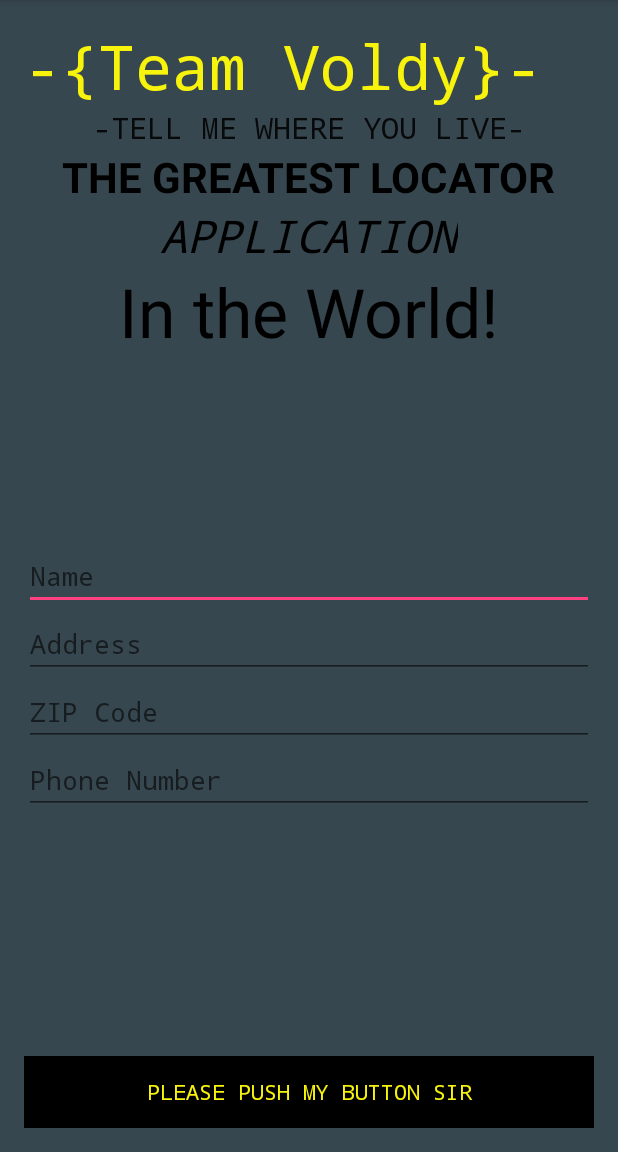
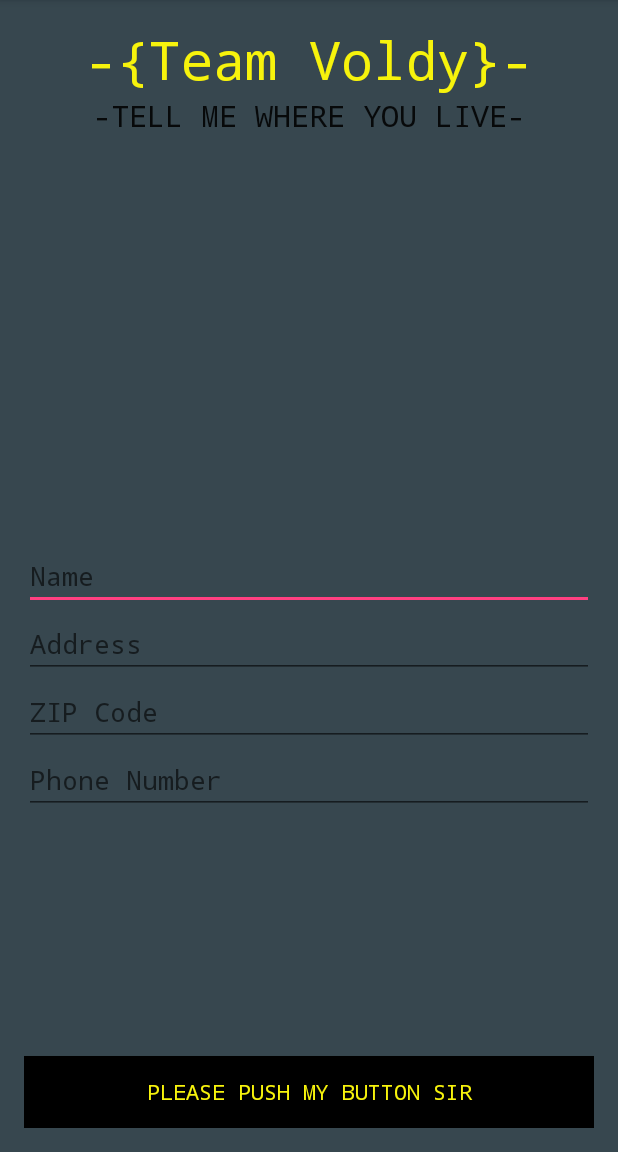
Before and after one commit to deldoyle/TeamVoldemort, an Android app: the screen it shows after launch (MainActivity), on a phone screen of 412 x 824 dp, the part 84-1236 px from its top. Run offline under Robolectric (Android 15) with nearby library versions, the phone set to English and light mode, and no system bars.

Commit message:
moved font

```diff
--- a/GroupAppOne/app/src/main/res/layout/activity_main.xml
+++ b/GroupAppOne/app/src/main/res/layout/activity_main.xml
@@ -63,11 +63,11 @@
         android:layout_height="wrap_content"
         android:text="-{Team Voldy}-"
         android:id="@+id/textView"
-        android:textSize="41sp"
+        android:textSize="35sp"
         android:textColor="#f7f30c"
         android:backgroundTint="@color/abc_background_cache_hint_selector_material_dark"
-        android:typeface="monospace" android:layout_alignParentTop="true"
-        android:layout_alignParentLeft="true" android:layout_alignParentStart="true"/>
+        android:typeface="monospace"
+        android:layout_alignParentTop="true" android:layout_centerHorizontal="true"/>
 
     <EditText
         android:layout_width="match_parent"
@@ -88,44 +88,7 @@
         android:text="-TELL ME WHERE YOU LIVE-"
         android:id="@+id/irrTextView"
         android:typeface="monospace"
-        android:layout_below="@+id/textView"
-        android:layout_centerHorizontal="true"
-        android:textSize="20sp"/>
-
-    <TextView
-        android:layout_width="wrap_content"
-        android:layout_height="wrap_content"
-        android:textAppearance="?android:attr/textAppearanceLarge"
-        android:text="THE GREATEST LOCATOR"
-        android:id="@+id/textView2"
-        android:layout_below="@+id/irrTextView"
-        android:layout_centerHorizontal="true"
-        android:textStyle="bold"
-        android:textSize="28sp"
-        android:textColor="#000000"/>
-
-    <TextView
-        android:layout_width="wrap_content"
-        android:layout_height="wrap_content"
-        android:textAppearance="?android:attr/textAppearanceLarge"
-        android:text="APPLICATION"
-        android:id="@+id/textView3"
-        android:layout_below="@+id/textView2"
-        android:layout_centerHorizontal="true"
-        android:typeface="monospace"
-        android:textSize="30sp"
-        android:textStyle="italic"
-        android:textColor="#000000"/>
-
-    <TextView
-        android:layout_width="wrap_content"
-        android:layout_height="wrap_content"
-        android:textAppearance="?android:attr/textAppearanceLarge"
-        android:text="In the World!"
-        android:id="@+id/textView4"
-        android:layout_below="@+id/textView3"
-        android:layout_centerHorizontal="true"
-        android:textSize="45sp"
-        android:textColor="#000000" android:layout_marginBottom="10sp"/>
+        android:textSize="20sp"
+        android:layout_below="@+id/textView" android:layout_centerHorizontal="true"/>
 
 </RelativeLayout>
--- a/GroupAppOne/app/src/main/res/layout/magic_stuff.xml
+++ b/GroupAppOne/app/src/main/res/layout/magic_stuff.xml
@@ -31,7 +31,7 @@
             android:text="Expelliarmus!"
             android:id="@+id/spellTwo" android:layout_alignParentTop="true"
             android:layout_centerHorizontal="true" android:textSize="35sp"
-            android:layout_marginBottom="20sp" android:textColor="#000000" android:checked="true"
+            android:layout_marginBottom="20sp" android:textColor="#000000" android:checked="false"
             android:typeface="monospace"/>
         <TextView
             android:layout_width="wrap_content"
@@ -62,7 +62,8 @@
         android:textAppearance="?android:attr/textAppearanceLarge"
         android:text="     Please use these spells with great care. We are not liable for any damage in any way pertaining to the use of these spells."
         android:id="@+id/termsAndCons"
+        android:textStyle="italic"
+        android:textColor="#ffffff" android:textSize="20sp"
         android:layout_alignParentTop="true" android:layout_alignParentLeft="true"
-        android:layout_alignParentStart="true" android:textStyle="italic"
-        android:textColor="#ffffff"/>
+        android:layout_alignParentStart="true"/>
 </RelativeLayout>
```
